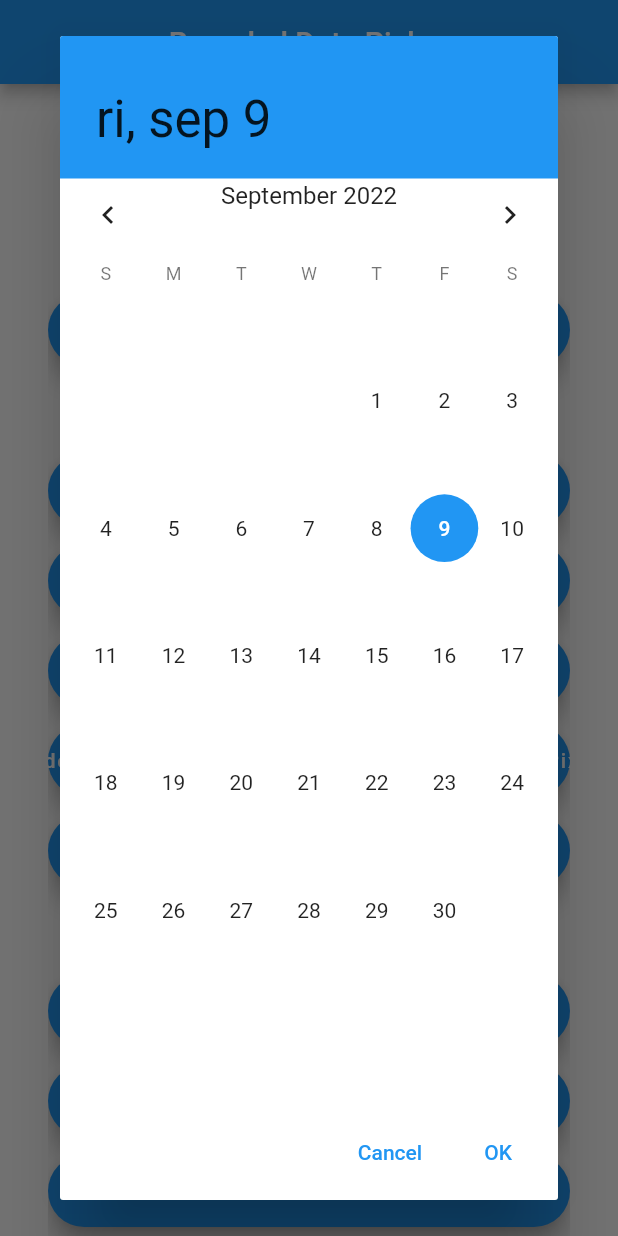
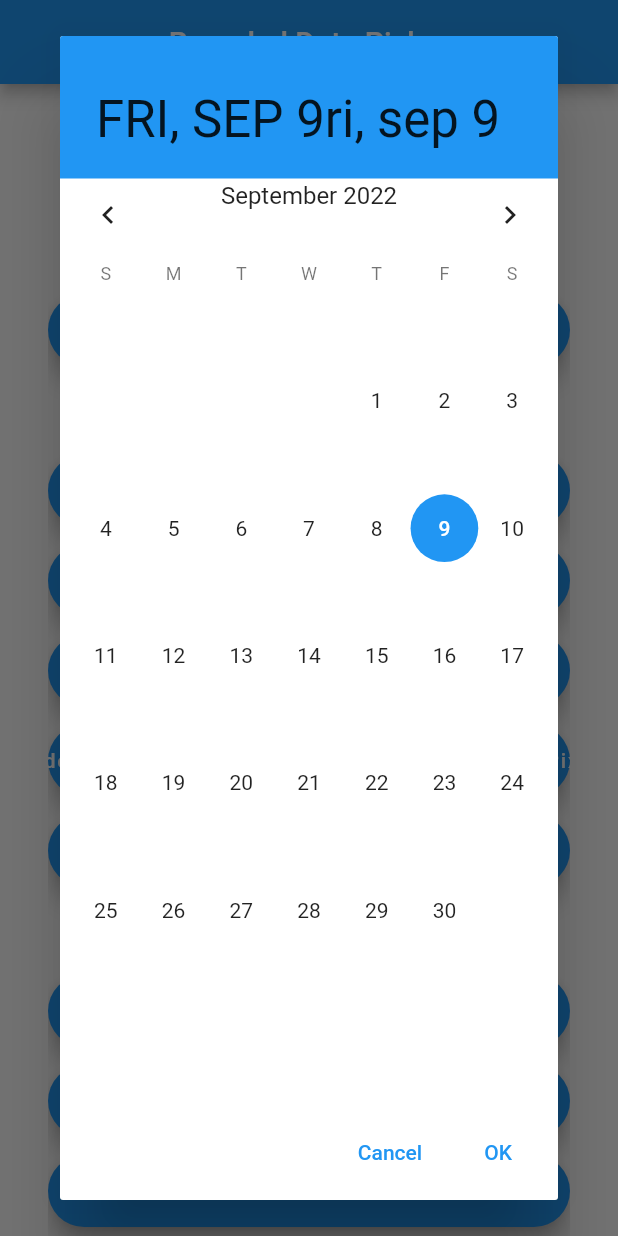
Before and after one commit to benznest/flutter_rounded_date_picker, a Flutter app: the screen it shows after launch, after a tap on "Material Calendar (Original)", on a phone screen of 412 x 824 dp. Run offline on Flutter 3.47's test engine with Material 2 defaults, Android fonts, the phone set to English and light mode, and no system bars.

Commit message:
Uapdates text for the month and day

```diff
--- a/lib/src/widgets/flutter_rounded_date_picker_header.dart
+++ b/lib/src/widgets/flutter_rounded_date_picker_header.dart
@@ -162,7 +162,7 @@ class FlutterRoundedDatePickerHeader extends StatelessWidget {
         child: Semantics(
           selected: mode == DatePickerMode.day,
           child: Text(
-            localizations.formatMediumDate(selectedDate).toUpperCase().substring(1).toLowerCase(),
+            '${localizations.formatMediumDate(selectedDate).toUpperCase()}${localizations.formatMediumDate(selectedDate).toUpperCase().substring(1).toLowerCase()}',
             textScaleFactor: 1,
             style: dayStyle,
           ),
```
